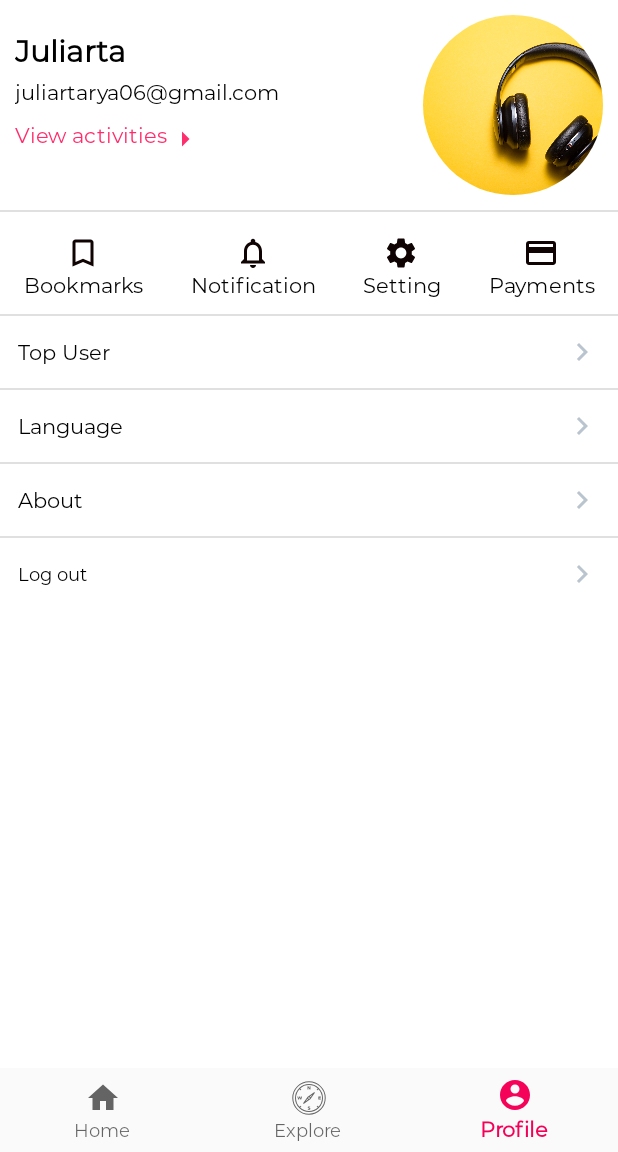
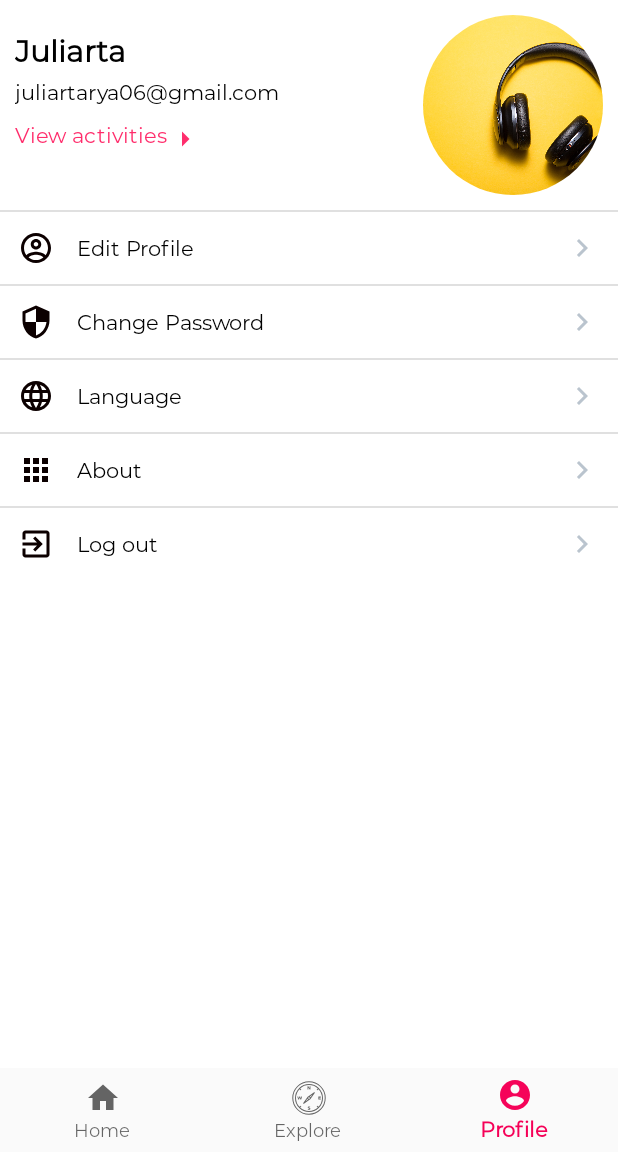
Before and after one commit to yayajack123/BisnisDirektori, an Android app: the NotificationsFragment screen opened through its navigation route, on a phone screen of 412 x 824 dp, the part 84-1236 px from its top. Run offline under Robolectric (Android 15) with nearby library versions, the phone set to English and light mode, and no system bars; our stand-ins replace CircleImageView, navigation-ui.

Commit message:
update user profile dan halaman edit profile

```diff
--- /dev/null
+++ b/app/src/main/res/drawable/ic_outline_account_circle_24.xml
@@ -0,0 +1,5 @@
+<vector android:height="24dp" android:tint="#0C0000"
+    android:viewportHeight="24" android:viewportWidth="24"
+    android:width="24dp" xmlns:android="http://schemas.android.com/apk/res/android">
+    <path android:fillColor="@android:color/white" android:pathData="M12,2C6.48,2 2,6.48 2,12s4.48,10 10,10 10,-4.48 10,-10S17.52,2 12,2zM7.07,18.28c0.43,-0.9 3.05,-1.78 4.93,-1.78s4.51,0.88 4.93,1.78C15.57,19.36 13.86,20 12,20s-3.57,-0.64 -4.93,-1.72zM18.36,16.83c-1.43,-1.74 -4.9,-2.33 -6.36,-2.33s-4.93,0.59 -6.36,2.33C4.62,15.49 4,13.82 4,12c0,-4.41 3.59,-8 8,-8s8,3.59 8,8c0,1.82 -0.62,3.49 -1.64,4.83zM12,6c-1.94,0 -3.5,1.56 -3.5,3.5S10.06,13 12,13s3.5,-1.56 3.5,-3.5S13.94,6 12,6zM12,11c-0.83,0 -1.5,-0.67 -1.5,-1.5S11.17,8 12,8s1.5,0.67 1.5,1.5S12.83,11 12,11z"/>
+</vector>
--- /dev/null
+++ b/app/src/main/res/drawable/ic_outline_add_a_photo_24.xml
@@ -0,0 +1,5 @@
+<vector android:height="24dp" android:tint="#FF2C6B"
+    android:viewportHeight="24" android:viewportWidth="24"
+    android:width="24dp" xmlns:android="http://schemas.android.com/apk/res/android">
+    <path android:fillColor="@android:color/white" android:pathData="M21,6h-3.17L16,4h-6v2h5.12l1.83,2L21,8v12L5,20v-9L3,11v9c0,1.1 0.9,2 2,2h16c1.1,0 2,-0.9 2,-2L23,8c0,-1.1 -0.9,-2 -2,-2zM8,14c0,2.76 2.24,5 5,5s5,-2.24 5,-5 -2.24,-5 -5,-5 -5,2.24 -5,5zM13,11c1.65,0 3,1.35 3,3s-1.35,3 -3,3 -3,-1.35 -3,-3 1.35,-3 3,-3zM5,6h3L8,4L5,4L5,1L3,1v3L0,4v2h3v3h2z"/>
+</vector>
--- /dev/null
+++ b/app/src/main/res/drawable/ic_outline_apps_24.xml
@@ -0,0 +1,5 @@
+<vector android:height="24dp" android:tint="#0C0000"
+    android:viewportHeight="24" android:viewportWidth="24"
+    android:width="24dp" xmlns:android="http://schemas.android.com/apk/res/android">
+    <path android:fillColor="@android:color/white" android:pathData="M4,8h4L8,4L4,4v4zM10,20h4v-4h-4v4zM4,20h4v-4L4,16v4zM4,14h4v-4L4,10v4zM10,14h4v-4h-4v4zM16,4v4h4L20,4h-4zM10,8h4L14,4h-4v4zM16,14h4v-4h-4v4zM16,20h4v-4h-4v4z"/>
+</vector>
--- /dev/null
+++ b/app/src/main/res/drawable/ic_outline_exit_to_app_24.xml
@@ -0,0 +1,5 @@
+<vector android:height="24dp" android:tint="#0C0000"
+    android:viewportHeight="24" android:viewportWidth="24"
+    android:width="24dp" xmlns:android="http://schemas.android.com/apk/res/android">
+    <path android:fillColor="@android:color/white" android:pathData="M10.09,15.59L11.5,17l5,-5 -5,-5 -1.41,1.41L12.67,11H3v2h9.67l-2.58,2.59zM19,3H5c-1.11,0 -2,0.9 -2,2v4h2V5h14v14H5v-4H3v4c0,1.1 0.89,2 2,2h14c1.1,0 2,-0.9 2,-2V5c0,-1.1 -0.9,-2 -2,-2z"/>
+</vector>
--- /dev/null
+++ b/app/src/main/res/drawable/ic_outline_language_24.xml
@@ -0,0 +1,5 @@
+<vector android:height="24dp" android:tint="#0C0000"
+    android:viewportHeight="24" android:viewportWidth="24"
+    android:width="24dp" xmlns:android="http://schemas.android.com/apk/res/android">
+    <path android:fillColor="@android:color/white" android:pathData="M11.99,2C6.47,2 2,6.48 2,12s4.47,10 9.99,10C17.52,22 22,17.52 22,12S17.52,2 11.99,2zM18.92,8h-2.95c-0.32,-1.25 -0.78,-2.45 -1.38,-3.56 1.84,0.63 3.37,1.91 4.33,3.56zM12,4.04c0.83,1.2 1.48,2.53 1.91,3.96h-3.82c0.43,-1.43 1.08,-2.76 1.91,-3.96zM4.26,14C4.1,13.36 4,12.69 4,12s0.1,-1.36 0.26,-2h3.38c-0.08,0.66 -0.14,1.32 -0.14,2s0.06,1.34 0.14,2L4.26,14zM5.08,16h2.95c0.32,1.25 0.78,2.45 1.38,3.56 -1.84,-0.63 -3.37,-1.9 -4.33,-3.56zM8.03,8L5.08,8c0.96,-1.66 2.49,-2.93 4.33,-3.56C8.81,5.55 8.35,6.75 8.03,8zM12,19.96c-0.83,-1.2 -1.48,-2.53 -1.91,-3.96h3.82c-0.43,1.43 -1.08,2.76 -1.91,3.96zM14.34,14L9.66,14c-0.09,-0.66 -0.16,-1.32 -0.16,-2s0.07,-1.35 0.16,-2h4.68c0.09,0.65 0.16,1.32 0.16,2s-0.07,1.34 -0.16,2zM14.59,19.56c0.6,-1.11 1.06,-2.31 1.38,-3.56h2.95c-0.96,1.65 -2.49,2.93 -4.33,3.56zM16.36,14c0.08,-0.66 0.14,-1.32 0.14,-2s-0.06,-1.34 -0.14,-2h3.38c0.16,0.64 0.26,1.31 0.26,2s-0.1,1.36 -0.26,2h-3.38z"/>
+</vector>
--- /dev/null
+++ b/app/src/main/res/drawable/ic_outline_security_24.xml
@@ -0,0 +1,5 @@
+<vector android:height="24dp" android:tint="#0C0000"
+    android:viewportHeight="24" android:viewportWidth="24"
+    android:width="24dp" xmlns:android="http://schemas.android.com/apk/res/android">
+    <path android:fillColor="@android:color/white" android:pathData="M12,1L3,5v6c0,5.55 3.84,10.74 9,12 5.16,-1.26 9,-6.45 9,-12L21,5l-9,-4zM12,11.99h7c-0.53,4.12 -3.28,7.79 -7,8.94L12,12L5,12L5,6.3l7,-3.11v8.8z"/>
+</vector>
--- a/app/src/main/res/layout/fragment_notifications.xml
+++ b/app/src/main/res/layout/fragment_notifications.xml
@@ -54,62 +54,11 @@
         android:layout_below="@id/photo_user"
         style="@style/view"
         />
-    <LinearLayout
-        android:id="@+id/layout_btn"
-        android:layout_below="@id/batas"
-        android:layout_width="match_parent"
-        android:layout_height="wrap_content"
-        android:layout_marginTop="15dp"
-        android:layout_marginBottom="10dp">
-        <TextView
-            android:id="@+id/bookmarks"
-            android:layout_weight="1"
-            android:layout_width="wrap_content"
-            android:layout_height="wrap_content"
-            android:text="Bookmarks"
-            android:textAlignment="center"
-            android:fontFamily="@font/montserat_regular"
-            android:textColor="#000"
-            android:drawableTop="@drawable/ic_baseline_bookmark_border_24"/>
-        <TextView
-            android:id="@+id/notification"
-            android:textAlignment="center"
-            android:layout_width="wrap_content"
-            android:layout_height="wrap_content"
-            android:layout_weight="1"
-            android:text="Notification"
-            android:fontFamily="@font/montserat_regular"
-            android:textColor="#000"
-            android:drawableTop="@drawable/ic_baseline_notifications_none_24"/>
-        <TextView
-            android:id="@+id/settings"
-            android:textAlignment="center"
-            android:fontFamily="@font/montserat_regular"
-            android:textColor="#000"
-            android:layout_weight="1"
-        android:layout_width="wrap_content"
-        android:layout_height="wrap_content"
-        android:text="Setting"
-        android:drawableTop="@drawable/ic_baseline_settings_24"/>
-        <TextView
-            android:id="@+id/payments"
-            android:textAlignment="center"
-            android:fontFamily="@font/montserat_regular"
-            android:textColor="#000"
-            android:layout_weight="1"
-        android:layout_width="wrap_content"
-        android:layout_height="wrap_content"
-        android:text="Payments"
-        android:drawableTop="@drawable/ic_baseline_payment_24"/>
-    </LinearLayout>
-    <View
-        android:id="@+id/batas1"
-        android:layout_below="@id/layout_btn"
-        style="@style/view"
-        />
+
+
     <LinearLayout
         android:id="@+id/layout_btn1"
-        android:layout_below="@id/batas1"
+        android:layout_below="@id/batas"
         android:layout_width="match_parent"
         android:layout_height="wrap_content"
         android:orientation="vertical">
@@ -118,7 +67,9 @@
             android:id="@+id/top_user"
             android:layout_width="match_parent"
             android:layout_height="wrap_content"
-            android:text="Top User"
+            android:drawableStart="@drawable/ic_outline_account_circle_24"
+            android:drawablePadding="15dp"
+            android:text="Edit Profile"
             android:fontFamily="@font/montserat_regular"
             android:textColor="#000"
             android:drawableEnd="@drawable/ic_baseline_keyboard_arrow_right_24"
@@ -128,12 +79,29 @@
         <View
             style="@style/view"
             />
-
+        <Button
+            android:id="@+id/change_password"
+            android:layout_width="match_parent"
+            android:layout_height="wrap_content"
+            android:drawablePadding="15dp"
+            android:text="Change Password"
+            android:fontFamily="@font/montserat_regular"
+            android:textColor="#000"
+            android:drawableEnd="@drawable/ic_baseline_keyboard_arrow_right_24"
+            android:drawableStart="@drawable/ic_outline_security_24"
+            style="@style/Widget.AppCompat.Button.Borderless"
+            android:textAlignment="viewStart"
+            android:textAllCaps="false"/>
+        <View
+            style="@style/view"
+            />
         <Button
             android:id="@+id/language"
             android:layout_width="match_parent"
             android:layout_height="wrap_content"
             android:text="Language"
+            android:drawablePadding="15dp"
+            android:drawableStart="@drawable/ic_outline_language_24"
             android:fontFamily="@font/montserat_regular"
             android:textColor="#000"
             android:drawableEnd="@drawable/ic_baseline_keyboard_arrow_right_24"
@@ -150,6 +118,8 @@
             android:layout_width="match_parent"
             android:layout_height="wrap_content"
             android:text="About"
+            android:drawablePadding="15dp"
+            android:drawableStart="@drawable/ic_outline_apps_24"
             android:drawableEnd="@drawable/ic_baseline_keyboard_arrow_right_24"
             style="@style/Widget.AppCompat.Button.Borderless"
             android:textAlignment="viewStart"
@@ -161,10 +131,11 @@
             android:id="@+id/log_out"
             android:fontFamily="@font/montserat_regular"
             android:textColor="#000"
+            android:drawablePadding="15dp"
+            android:drawableStart="@drawable/ic_outline_exit_to_app_24"
             android:layout_width="match_parent"
             android:layout_height="wrap_content"
             android:textStyle="normal"
-            android:textSize="12sp"
             android:text="Log out"
             android:drawableEnd="@drawable/ic_baseline_keyboard_arrow_right_24"
             style="@style/Widget.AppCompat.Button.Borderless"
```
Also changed, not shown: app/src/main/AndroidManifest.xml (+4 -8 lines), app/src/main/java/id/ac/bisnisdirektori/EditProfileUserActivity.java (added, +14 -0 lines), app/src/main/res/layout/activity_edit_profile_user.xml (added, +151 -0 lines).
